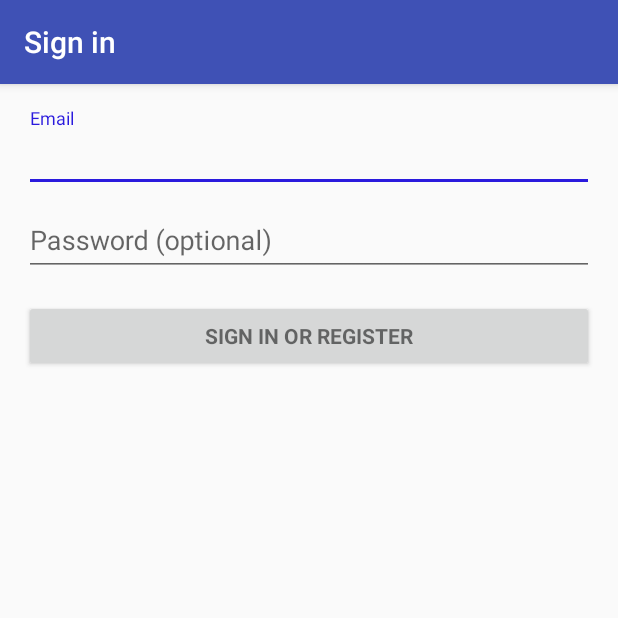
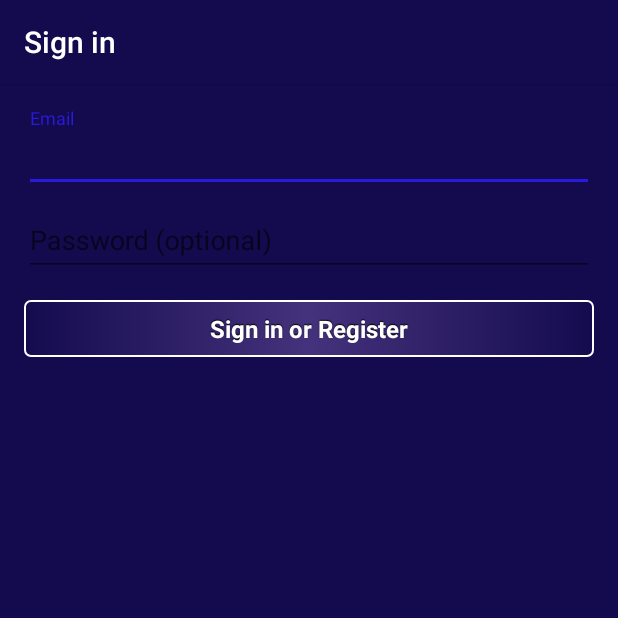
Before and after one commit to BrunoVianaSP/android-java, an Android app: the screen it shows after launch (LoginActivity), on a phone screen of 412 x 824 dp, the top half of it. Run offline under Robolectric (Android 15) with nearby library versions, the light colour scheme and no system bars; 2 statements that could not run were skipped.

Commit message:
Styling button

```diff
--- /dev/null
+++ b/androidjava/app/src/main/res/drawable/button.xml
@@ -0,0 +1,18 @@
+<?xml version="1.0" encoding="utf-8"?>
+
+<selector xmlns:android="http://schemas.android.com/apk/res/android">
+    <item
+        android:state_enabled="false"
+        android:drawable="@drawable/button_disabled" />
+    <item
+        android:state_pressed="true"
+        android:state_enabled="true"
+        android:drawable="@drawable/button_pressed" />
+    <item
+        android:state_focused="true"
+        android:state_enabled="true"
+        android:drawable="@drawable/button_focused" />
+    <item
+        android:state_enabled="true"
+        android:drawable="@drawable/button_enabled" />
+</selector>
--- /dev/null
+++ b/androidjava/app/src/main/res/drawable/button_disabled.xml
@@ -0,0 +1,16 @@
+<?xml version="1.0" encoding="utf-8"?>
+<shape xmlns:android="http://schemas.android.com/apk/res/android" android:shape="rectangle">
+    <gradient
+        android:startColor="#F2F2F2"
+        android:centerColor="#A4A4A4"
+        android:endColor="#F2F2F2"
+        android:angle="90"/>
+    <padding android:left="7dp"
+        android:top="7dp"
+        android:right="7dp"
+        android:bottom="7dp" />
+    <stroke
+        android:width="2dip"
+        android:color="#FFFFFF" />
+    <corners android:radius= "8dp" />
+</shape>
--- /dev/null
+++ b/androidjava/app/src/main/res/drawable/button_enabled.xml
@@ -0,0 +1,15 @@
+<shape xmlns:android="http://schemas.android.com/apk/res/android" android:shape="rectangle">
+    <gradient
+        android:startColor="@color/primaryColor"
+        android:centerColor="@color/primaryLightColor"
+        android:endColor="@color/primaryColor"
+        android:angle="180"/>
+    <padding android:left="@dimen/small_padding"
+        android:top="@dimen/small_padding"
+        android:right="@dimen/small_padding"
+        android:bottom="@dimen/small_padding" />
+    <stroke
+        android:width="@dimen/default_stroke_width"
+        android:color="@color/default_stroke_color" />
+    <corners android:radius= "@dimen/default_radius" />
+</shape>
--- /dev/null
+++ b/androidjava/app/src/main/res/drawable/button_focused.xml
@@ -0,0 +1,17 @@
+<?xml version="1.0" encoding="utf-8"?>
+
+<shape xmlns:android="http://schemas.android.com/apk/res/android" android:shape="rectangle">
+    <gradient
+        android:startColor="#F7D358"
+        android:centerColor="#DF7401"
+        android:endColor="#F7D358"
+        android:angle="90"/>
+    <padding android:left="7dp"
+        android:top="7dp"
+        android:right="7dp"
+        android:bottom="7dp" />
+    <stroke
+        android:width="2dip"
+        android:color="#FFFFFF" />
+    <corners android:radius= "8dp" />
+</shape>
--- /dev/null
+++ b/androidjava/app/src/main/res/drawable/button_pressed.xml
@@ -0,0 +1,15 @@
+<shape xmlns:android="http://schemas.android.com/apk/res/android" android:shape="rectangle">
+    <gradient
+        android:startColor="@color/primaryDarkColor"
+        android:centerColor="@color/primaryColor"
+        android:endColor="@color/primaryDarkColor"
+        android:angle="180"/>
+    <padding android:left="@dimen/small_padding"
+        android:top="@dimen/small_padding"
+        android:right="@dimen/small_padding"
+        android:bottom="@dimen/small_padding" />
+    <stroke
+        android:width="@dimen/default_stroke_width"
+        android:color="@color/default_stroke_color" />
+    <corners android:radius= "@dimen/default_radius" />
+</shape>
--- a/androidjava/app/src/main/res/layout/activity_login.xml
+++ b/androidjava/app/src/main/res/layout/activity_login.xml
@@ -5,11 +5,9 @@
     android:layout_height="match_parent"
     android:gravity="center_horizontal"
     android:orientation="vertical"
-    android:paddingBottom="@dimen/activity_vertical_margin"
-    android:paddingLeft="@dimen/activity_horizontal_margin"
-    android:paddingRight="@dimen/activity_horizontal_margin"
-    android:paddingTop="@dimen/activity_vertical_margin"
-    tools:context=".LoginActivity">
+    android:padding="@dimen/default_padding"
+    tools:context=".LoginActivity"
+    android:background="@color/primaryColor">
 
     <!-- Login progress -->
     <ProgressBar
@@ -42,7 +40,8 @@
                     android:hint="@string/prompt_email"
                     android:inputType="textEmailAddress"
                     android:maxLines="1"
-                    android:singleLine="true" />
+                    android:singleLine="true"
+                    />
 
             </android.support.design.widget.TextInputLayout>
 
@@ -66,10 +65,9 @@
 
             <Button
                 android:id="@+id/email_sign_in_button"
-                style="?android:textAppearanceSmall"
                 android:layout_width="match_parent"
                 android:layout_height="wrap_content"
-                android:layout_marginTop="16dp"
+                android:layout_marginTop="@dimen/default_margin"
                 android:text="@string/action_sign_in"
                 android:textStyle="bold" />
 
--- a/androidjava/app/src/main/res/values/colors.xml
+++ b/androidjava/app/src/main/res/values/colors.xml
@@ -13,4 +13,5 @@
     <color name="primaryTextColor">#ffffff</color>
     <color name="secondaryTextColor">#ffffff</color>
     <color name="colorAccent">#2a1aDD</color>
+    <color name="default_stroke_color">#FFFFFF</color>
 </resources>
--- a/androidjava/app/src/main/res/values/dimens.xml
+++ b/androidjava/app/src/main/res/values/dimens.xml
@@ -2,4 +2,16 @@
     <!-- Default screen margins, per the Android Design guidelines. -->
     <dimen name="activity_horizontal_margin">16dp</dimen>
     <dimen name="activity_vertical_margin">16dp</dimen>
+
+    <dimen name="default_margin">16dp</dimen>
+    <dimen name="small_margin">8dp</dimen>
+    <dimen name="big_margin">32dp</dimen>
+
+
+    <dimen name="default_padding">16dp</dimen>
+    <dimen name="small_padding">8dp</dimen>
+    <dimen name="big_padding">32dp</dimen>
+    <dimen name="default_stroke_width">1dip</dimen>
+    <dimen name="default_radius">4dp</dimen>
+
 </resources>
--- a/androidjava/app/src/main/res/values/strings.xml
+++ b/androidjava/app/src/main/res/values/strings.xml
@@ -12,7 +12,7 @@
     <!-- Strings related to login -->
     <string name="prompt_email">Email</string>
     <string name="prompt_password">Password (optional)</string>
-    <string name="action_sign_in">Sign in or register</string>
+    <string name="action_sign_in">Sign in or Register</string>
     <string name="action_sign_in_short">Sign in</string>
     <string name="error_invalid_email">This email address is invalid</string>
     <string name="error_invalid_password">This password is too short</string>
--- a/androidjava/app/src/main/res/values/styles.xml
+++ b/androidjava/app/src/main/res/values/styles.xml
@@ -3,9 +3,12 @@
     <!-- Base application theme. -->
     <style name="AppTheme" parent="Theme.AppCompat.Light.DarkActionBar">
         <!-- Customize your theme here. -->
-        <item name="colorPrimary">@color/colorPrimary</item>
-        <item name="colorPrimaryDark">@color/colorPrimaryDark</item>
+        <item name="colorPrimary">@color/primaryColor</item>
+        <item name="colorPrimaryDark">@color/primaryDarkColor</item>
         <item name="colorAccent">@color/colorAccent</item>
+        <item name="android:textColor">@color/primaryTextColor</item>
+
+        <item name="android:buttonStyle">@style/button</item>
     </style>
 
     <style name="FullscreenTheme" parent="AppTheme">
@@ -20,4 +23,20 @@
         <item name="android:background">@color/black_overlay</item>
     </style>
 
+    <style name="button" parent="@android:style/Widget.Button">
+        <item name="android:gravity">center_vertical|center_horizontal</item>
+        <item name="android:textColor">#FFFFFFFF</item>
+        <item name="android:shadowColor">#FF000000</item>
+        <item name="android:shadowDx">0</item>
+        <item name="android:shadowDy">-1</item>
+        <item name="android:shadowRadius">0.2</item>
+        <item name="android:textSize">16dip</item>
+        <item name="android:textStyle">bold</item>
+        <item name="android:background">@drawable/button</item>
+        <item name="android:focusable">true</item>
+        <item name="android:clickable">true</item>
+    </style>
+
+
+
 </resources>
```
